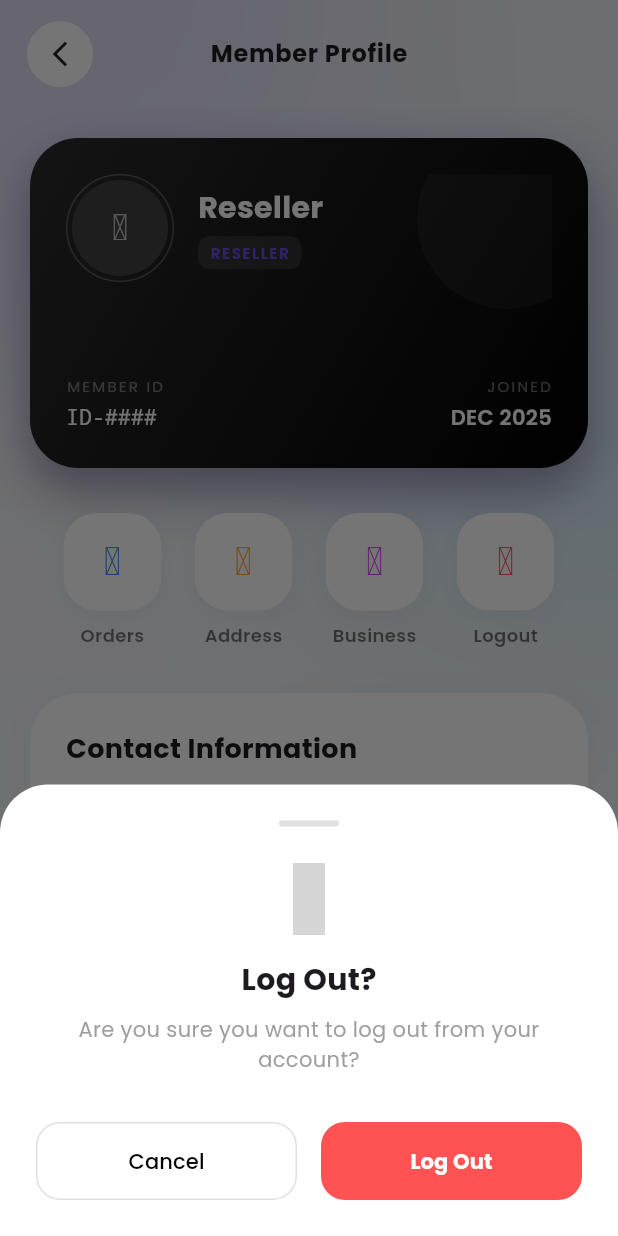
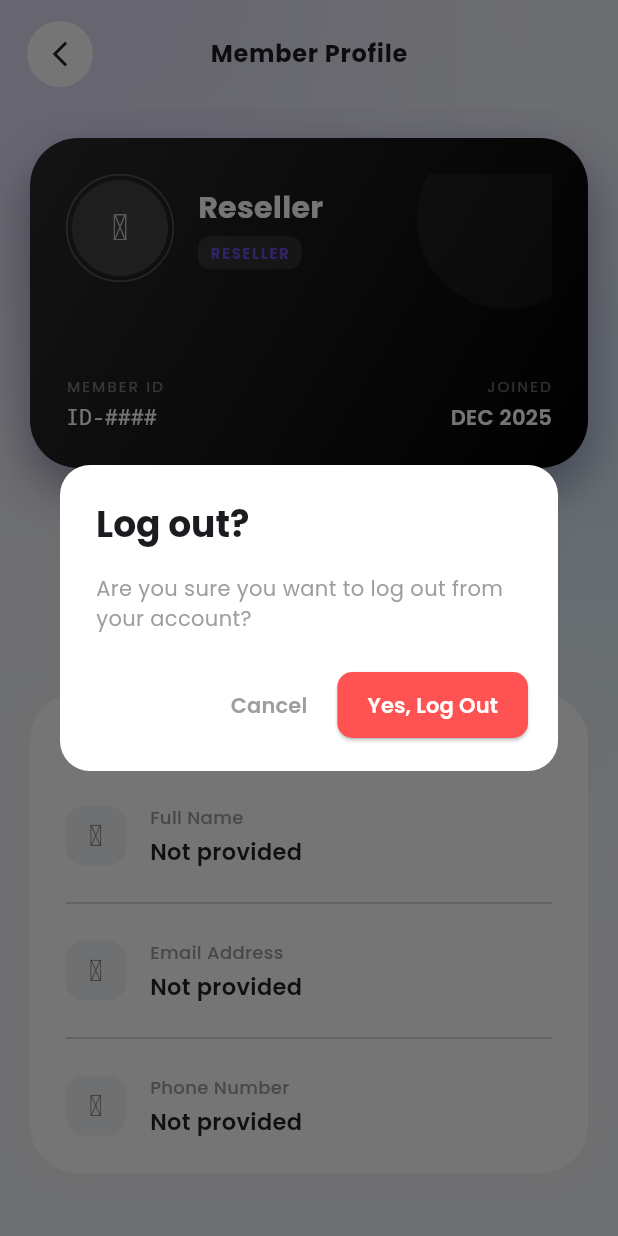
Before and after one commit to aadilparmar/kakiso_reseller_app, a Flutter app: the ProfilePage screen opened directly with empty values, after a tap on an icon or button, on a phone screen of 412 x 824 dp. Run offline on Flutter 3.47's test engine with Material 3 defaults, Android fonts, the phone set to English and light mode, and no system bars; our stand-ins replace firebase_core, firebase_messaging, flutter_native_contact_picker, flutter_secure_storage, get, get_storage and 7 more; missing offline and left inert: gal, razorpay_flutter; accounts and stored records are empty; grey boxes are pictures that could not be loaded.

```diff
--- a/lib/screens/dashboard/home/profile_page/profile_page.dart
+++ b/lib/screens/dashboard/home/profile_page/profile_page.dart
@@ -13,6 +13,8 @@ import 'package:kakiso_reseller_app/screens/dashboard/order_management/orders_pa
 import 'package:kakiso_reseller_app/screens/dashboard/address/address.dart';
 import 'package:kakiso_reseller_app/screens/dashboard/buisness_details/buisness_details.dart';
 import 'package:kakiso_reseller_app/controllers/order_controller.dart';
+// IMPORT THE INTRO SCREEN
+import 'package:kakiso_reseller_app/screens/intro/intro_part2/kakiso_intro_screen.dart';
 
 class ProfilePage extends StatefulWidget {
   final UserData userData;
@@ -373,7 +375,7 @@ class _ProfilePageState extends State<ProfilePage>
         _buildActionButton(
           Iconsax.logout,
           "Logout",
-          _confirmLogout,
+          _confirmLogout, // <--- Calls the new logic
           Colors.redAccent,
         ),
       ],
@@ -508,7 +510,6 @@ class _ProfilePageState extends State<ProfilePage>
             ],
           ),
         ),
-        // No edit icon here anymore
       ],
     );
   }
@@ -536,88 +537,64 @@ class _ProfilePageState extends State<ProfilePage>
     );
   }
 
-  void _confirmLogout() {
-    Get.bottomSheet(
-      Container(
-        padding: const EdgeInsets.all(24),
-        decoration: const BoxDecoration(
-          color: Colors.white,
-          borderRadius: BorderRadius.vertical(top: Radius.circular(32)),
+  // --- REPLACED LOGIC TO MATCH HOME_DRAWER ---
+  Future<void> _confirmLogout() async {
+    final result = await Get.dialog<bool>(
+      AlertDialog(
+        backgroundColor: Colors.white,
+        surfaceTintColor: Colors.transparent,
+        shape: RoundedRectangleBorder(borderRadius: BorderRadius.circular(20)),
+        title: const Text(
+          'Log out?',
+          style: TextStyle(fontFamily: 'Poppins', fontWeight: FontWeight.w700),
         ),
-        child: Column(
-          mainAxisSize: MainAxisSize.min,
-          children: [
-            Container(
-              width: 40,
-              height: 4,
-              decoration: BoxDecoration(
-                color: Colors.grey.shade300,
-                borderRadius: BorderRadius.circular(2),
+        content: const Text(
+          'Are you sure you want to log out from your account?',
+          style: TextStyle(
+            fontFamily: 'Poppins',
+            fontSize: 14,
+            color: Colors.grey,
           ),
         ),
-            const SizedBox(height: 24),
-            const Icon(Iconsax.logout, size: 48, color: Colors.redAccent),
-            const SizedBox(height: 16),
-            const Text(
-              "Log Out?",
-              style: TextStyle(fontSize: 20, fontWeight: FontWeight.bold),
-            ),
-            const SizedBox(height: 8),
-            const Text(
-              "Are you sure you want to log out from your account?",
-              textAlign: TextAlign.center,
-              style: TextStyle(color: Colors.grey),
-            ),
-            const SizedBox(height: 32),
-            Row(
-              children: [
-                Expanded(
-                  child: OutlinedButton(
-                    onPressed: () => Get.back(),
-                    style: OutlinedButton.styleFrom(
-                      padding: const EdgeInsets.symmetric(vertical: 16),
-                      shape: RoundedRectangleBorder(
-                        borderRadius: BorderRadius.circular(16),
-                      ),
-                      side: BorderSide(color: Colors.grey.shade300),
-                    ),
+        actionsPadding: const EdgeInsets.fromLTRB(20, 0, 20, 20),
+        actions: [
+          TextButton(
+            onPressed: () => Get.back(result: false),
             child: const Text(
-                      "Cancel",
-                      style: TextStyle(color: Colors.black),
+              'Cancel',
+              style: TextStyle(
+                fontFamily: 'Poppins',
+                fontWeight: FontWeight.w600,
+                color: Colors.grey,
               ),
             ),
           ),
-                const SizedBox(width: 16),
-                Expanded(
-                  child: ElevatedButton(
-                    onPressed: () async {
-                      await SessionService.clearSession();
-                      Get.offAllNamed(
-                        '/login',
-                      ); // Replace with your login route
-                    },
+          ElevatedButton(
             style: ElevatedButton.styleFrom(
               backgroundColor: Colors.redAccent,
-                      padding: const EdgeInsets.symmetric(vertical: 16),
+              padding: const EdgeInsets.symmetric(horizontal: 20, vertical: 12),
               shape: RoundedRectangleBorder(
-                        borderRadius: BorderRadius.circular(16),
+                borderRadius: BorderRadius.circular(10),
               ),
-                      elevation: 0,
             ),
+            onPressed: () => Get.back(result: true),
             child: const Text(
-                      "Log Out",
+              'Yes, Log Out',
               style: TextStyle(
+                fontFamily: 'Poppins',
+                fontWeight: FontWeight.w600,
                 color: Colors.white,
-                        fontWeight: FontWeight.bold,
-                      ),
               ),
             ),
           ),
         ],
       ),
-          ],
-        ),
-      ),
     );
+
+    if (result == true) {
+      await SessionService.clearSession();
+      // Navigate to Intro screen to maintain flow consistency
+      Get.offAll(() => const KakisoIntroScreen());
     }
   }
+}
```
Also changed, not shown: lib/screens/dashboard/categories/categories_detail_page/widgets/vertical_product_card_categories.dart (+5 -6 lines), lib/screens/dashboard/home/widgets/home_video_banner.dart (+87 -44 lines). Lines whose indentation alone changed are shown as unchanged.
